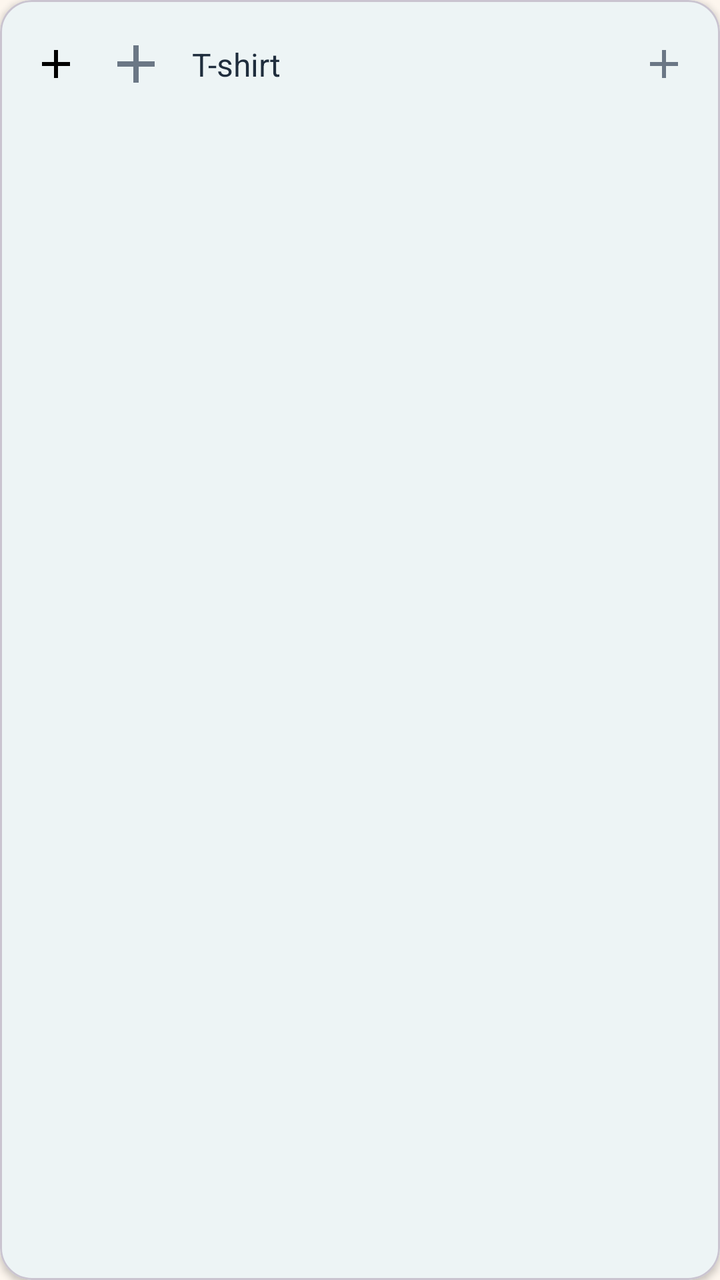
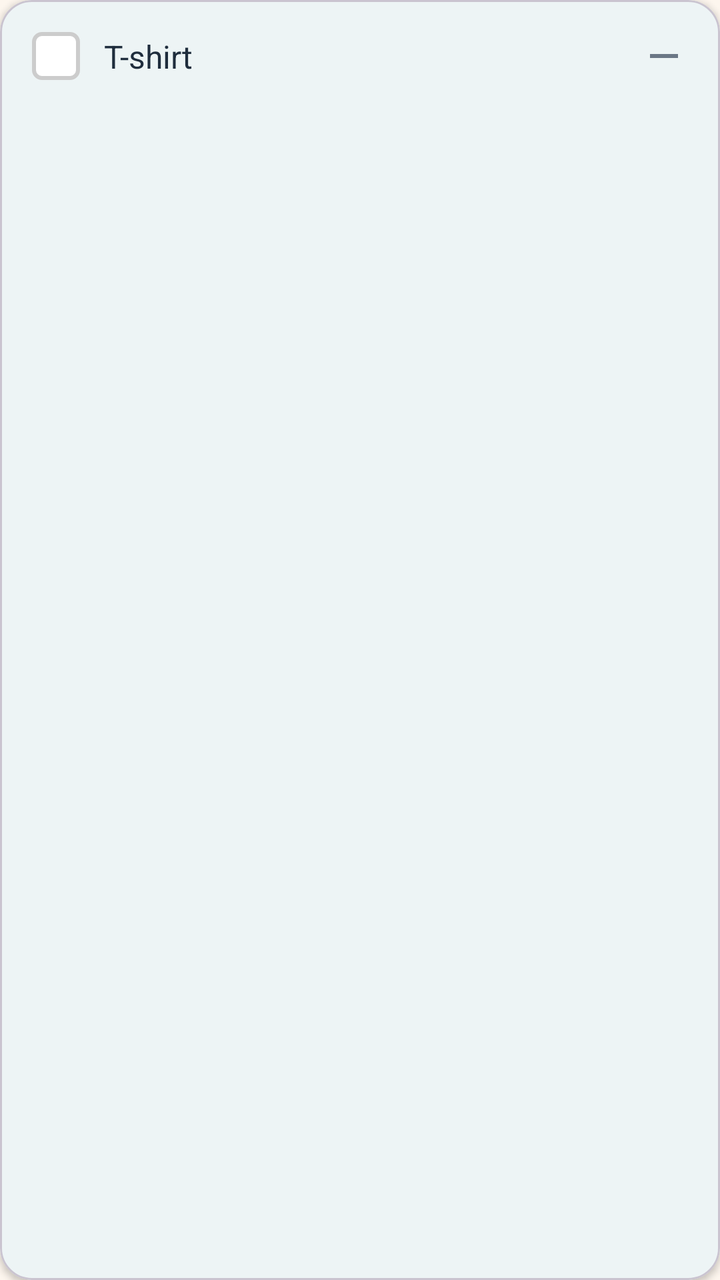

Two renders of the same Android screen: before a commit and after it. Below are the layout's source before the change and the commit's diff.
<!-- AndroidManifest.xml: application theme Theme.TripSync -->
<!-- res/layout/item_packing.xml -->
<?xml version="1.0" encoding="utf-8"?>
<com.google.android.material.card.MaterialCardView xmlns:android="http://schemas.android.com/apk/res/android"
    xmlns:app="http://schemas.android.com/apk/res-auto"
    android:layout_width="match_parent"
    android:layout_height="wrap_content"
    android:layout_marginBottom="@dimen/spacing_md"
    app:cardCornerRadius="@dimen/radius_lg"
    app:cardElevation="2dp">

    <androidx.constraintlayout.widget.ConstraintLayout
        android:layout_width="match_parent"
        android:layout_height="wrap_content"
        android:padding="@dimen/spacing_lg">

        
        <CheckBox
            android:id="@+id/checkbox_item"
            android:layout_width="24dp"
            android:layout_height="24dp"
            android:button="@null"
            android:background="@drawable/ic_add"
            android:contentDescription="@string/app_name"
            app:layout_constraintStart_toStartOf="parent"
            app:layout_constraintTop_toTopOf="parent"
            app:layout_constraintBottom_toBottomOf="parent" />

        
        <ImageView
            android:id="@+id/item_icon"
            android:layout_width="32dp"
            android:layout_height="32dp"
            android:layout_marginStart="@dimen/spacing_md"
            android:src="@drawable/ic_add"
            android:tint="@color/text_secondary"
            android:contentDescription="@string/app_name"
            app:layout_constraintStart_toEndOf="@id/checkbox_item"
            app:layout_constraintTop_toTopOf="parent"
            app:layout_constraintBottom_toBottomOf="parent" />

        
        <TextView
            android:id="@+id/tv_item_name"
            android:layout_width="0dp"
            android:layout_height="wrap_content"
            android:layout_marginStart="@dimen/spacing_md"
            android:layout_marginEnd="@dimen/spacing_md"
            android:text="T-shirt"
            android:textSize="@dimen/text_size_md"
            android:textColor="@color/on_surface"
            app:layout_constraintStart_toEndOf="@id/item_icon"
            app:layout_constraintEnd_toStartOf="@id/menu_button"
            app:layout_constraintTop_toTopOf="parent"
            app:layout_constraintBottom_toBottomOf="parent" />

        
        <ImageView
            android:id="@+id/menu_button"
            android:layout_width="24dp"
            android:layout_height="24dp"
            android:src="@drawable/ic_add"
            android:tint="@color/text_secondary"
            android:contentDescription="@string/app_name"
            app:layout_constraintEnd_toEndOf="parent"
            app:layout_constraintTop_toTopOf="parent"
            app:layout_constraintBottom_toBottomOf="parent" />
    </androidx.constraintlayout.widget.ConstraintLayout>
</com.google.android.material.card.MaterialCardView>
<!-- resources referenced by this layout -->
<resources>
  <color name="on_surface">#1F2D3D</color>
  <color name="text_secondary">#6B7785</color>
  <dimen name="radius_lg">16dp</dimen>
  <dimen name="spacing_lg">16dp</dimen>
  <dimen name="spacing_md">12dp</dimen>
  <dimen name="text_size_md">16sp</dimen>
  <!-- drawable ic_add (drawable) -->
  <vector xmlns:android="http://schemas.android.com/apk/res/android"
      android:width="24dp"
      android:height="24dp"
      android:viewportWidth="24"
      android:viewportHeight="24">
      <path
          android:fillColor="#FF000000"
          android:pathData="M19,13h-6v6h-2v-6H5v-2h6V5h2v6h6v2z"/>
  </vector>
  <string name="app_name">TrailMates</string>
  <style name="Theme.TripSync" parent="Theme.Material3.DayNight.NoActionBar">
          <item name="colorPrimary">@color/primary</item>
          <item name="colorOnPrimary">@color/on_primary</item>
          <item name="colorPrimaryContainer">@color/primary_container</item>
          <item name="colorOnPrimaryContainer">@color/on_primary_container</item>
  
          <item name="colorSecondary">@color/secondary</item>
          <item name="colorOnSecondary">@color/on_secondary</item>
          <item name="colorSecondaryContainer">@color/secondary_container</item>
          <item name="colorOnSecondaryContainer">@color/on_secondary_container</item>
  
          <item name="android:colorBackground">@color/background</item>
          <item name="colorOnBackground">@color/on_background</item>
          <item name="colorSurface">@color/surface</item>
          <item name="colorOnSurface">@color/on_surface</item>
  
          <item name="colorError">@color/error_red</item>
          <item name="colorOnError">#FFFFFF</item>
      </style>
  <color name="primary">#0E6B7A</color>
  <color name="on_primary">#FFFFFF</color>
  <color name="primary_container">#C8E6FF</color>
  <color name="on_primary_container">#001E2E</color>
  <color name="secondary">#0B3C42</color>
  <color name="on_secondary">#FFFFFF</color>
  <color name="secondary_container">#CEE5F7</color>
  <color name="on_secondary_container">#071E2B</color>
  <color name="background">#FDF6EE</color>
  <color name="on_background">#1F2D3D</color>
  <color name="surface">#FFFFFF</color>
  <color name="error_red">#E74C3C</color>
</resources>

<!-- the commit's change to res/layout/item_packing.xml (unified diff, before → after) -->
@@ -10,7 +10,8 @@
     <androidx.constraintlayout.widget.ConstraintLayout
         android:layout_width="match_parent"
         android:layout_height="wrap_content"
-        android:padding="@dimen/spacing_lg">
+        android:padding="@dimen/spacing_lg"
+        android:minHeight="48dp">
 
         
         <CheckBox
@@ -18,22 +19,10 @@
             android:layout_width="24dp"
             android:layout_height="24dp"
             android:button="@null"
-            android:background="@drawable/ic_add"
+            android:background="@drawable/checkbox_selector"
             android:contentDescription="@string/app_name"
+            android:scaleType="center"
             app:layout_constraintStart_toStartOf="parent"
-            app:layout_constraintTop_toTopOf="parent"
-            app:layout_constraintBottom_toBottomOf="parent" />
-
-        
-        <ImageView
-            android:id="@+id/item_icon"
-            android:layout_width="32dp"
-            android:layout_height="32dp"
-            android:layout_marginStart="@dimen/spacing_md"
-            android:src="@drawable/ic_add"
-            android:tint="@color/text_secondary"
-            android:contentDescription="@string/app_name"
-            app:layout_constraintStart_toEndOf="@id/checkbox_item"
             app:layout_constraintTop_toTopOf="parent"
             app:layout_constraintBottom_toBottomOf="parent" />
 
@@ -44,10 +33,12 @@
             android:layout_height="wrap_content"
             android:layout_marginStart="@dimen/spacing_md"
             android:layout_marginEnd="@dimen/spacing_md"
-            android:text="T-shirt"
+            android:text="@string/sample_packing_item"
             android:textSize="@dimen/text_size_md"
             android:textColor="@color/on_surface"
-            app:layout_constraintStart_toEndOf="@id/item_icon"
+            android:maxLines="1"
+            android:ellipsize="end"
+            app:layout_constraintStart_toEndOf="@id/checkbox_item"
             app:layout_constraintEnd_toStartOf="@id/menu_button"
             app:layout_constraintTop_toTopOf="parent"
             app:layout_constraintBottom_toBottomOf="parent" />
@@ -57,9 +48,10 @@
             android:id="@+id/menu_button"
             android:layout_width="24dp"
             android:layout_height="24dp"
-            android:src="@drawable/ic_add"
+            android:src="@drawable/ic_remove"
             android:tint="@color/text_secondary"
-            android:contentDescription="@string/app_name"
+            android:contentDescription="@string/remove_item"
+            android:scaleType="center"
             app:layout_constraintEnd_toEndOf="parent"
             app:layout_constraintTop_toTopOf="parent"
             app:layout_constraintBottom_toBottomOf="parent" />
<!-- resource entries referenced after the edit -->
@@ -6,17 +6,29 @@
   <dimen name="spacing_lg">16dp</dimen>
   <dimen name="spacing_md">12dp</dimen>
   <dimen name="text_size_md">16sp</dimen>
-  <!-- drawable ic_add (drawable) -->
-  <vector xmlns:android="http://schemas.android.com/apk/res/android"
-      android:width="24dp"
-      android:height="24dp"
-      android:viewportWidth="24"
-      android:viewportHeight="24">
-      <path
-          android:fillColor="#FF000000"
-          android:pathData="M19,13h-6v6h-2v-6H5v-2h6V5h2v6h6v2z"/>
-  </vector>
+  <!-- drawable checkbox_selector (drawable) -->
+  <?xml version="1.0" encoding="utf-8"?>
+  <selector xmlns:android="http://schemas.android.com/apk/res/android">
+      <item android:state_checked="true">
+          <shape android:shape="rectangle">
+              <solid android:color="#0E6B7A" />
+              <corners android:radius="4dp" />
+              <stroke android:width="2dp" android:color="#0E6B7A" />
+          </shape>
+      </item>
+      <item android:state_checked="false">
+          <shape android:shape="rectangle">
+              <solid android:color="#FFFFFF" />
+              <corners android:radius="4dp" />
+              <stroke android:width="2dp" android:color="#CCCCCC" />
+          </shape>
+      </item>
+  </selector>
+  <!-- drawable ic_remove (drawable) -->
+  <vector xmlns:android="http://schemas.android.com/apk/res/android" android:width="24dp" android:height="24dp" android:viewportWidth="24" android:viewportHeight="24" android:tint="?attr/colorControlNormal"><path android:fillColor="@android:color/white" android:pathData="M19,13H5v-2h14v2z"/></vector>
   <string name="app_name">TrailMates</string>
+  <string name="remove_item">Remove item</string>
+  <string name="sample_packing_item">T-shirt</string>
   <style name="Theme.TripSync" parent="Theme.Material3.DayNight.NoActionBar">
           <item name="colorPrimary">@color/primary</item>
           <item name="colorOnPrimary">@color/on_primary</item>
